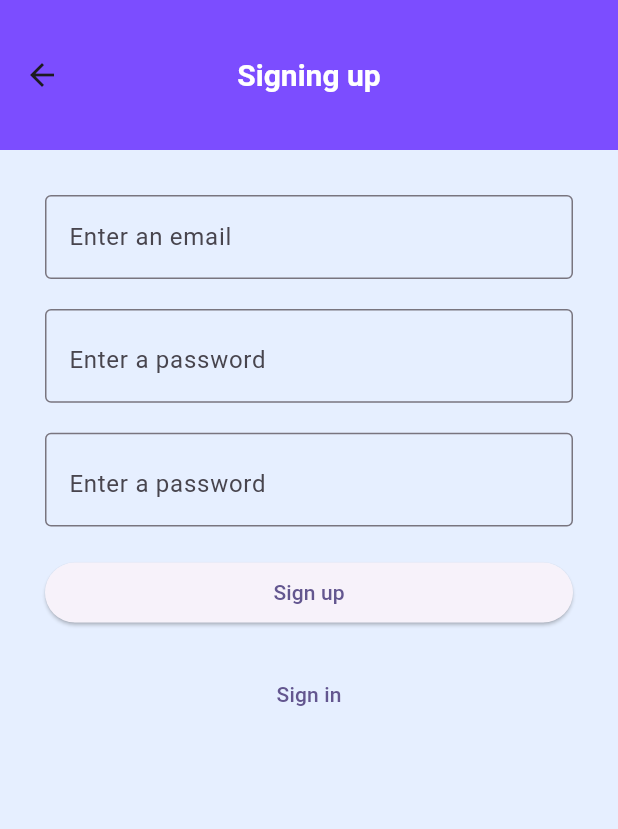
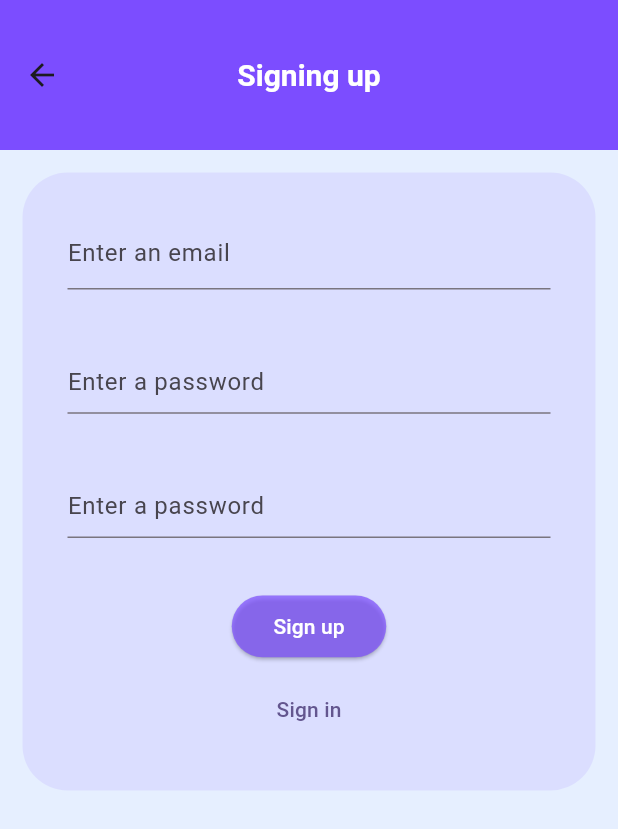
Before and after one commit to neekeetuh/cyberapp, a Flutter app: the SignupScreen screen opened by its route, on a phone screen of 412 x 824 dp. Shown: the top 829 px of the screen. Run offline on Flutter 3.47's test engine with Material 3 defaults, Android fonts, the light colour scheme and no system bars; our stand-ins replace auto_route, dio, email_validator, equatable, firebase_auth, firebase_core and 9 more; accounts and stored records are empty; generated files the repository leaves out were written again; network calls fail.

Commit message:
slightly changed the ui of the discussions, matches, account, login and signup screens

```diff
--- a/lib/features/auth/presentation/view/signup_screen.dart
+++ b/lib/features/auth/presentation/view/signup_screen.dart
@@ -1,6 +1,7 @@
 import 'package:auto_route/auto_route.dart';
 import 'package:cyberapp/features/auth/presentation/data/data.dart';
 import 'package:cyberapp/ui/services/services.dart';
+import 'package:cyberapp/ui/ui.dart';
 import 'package:email_validator/email_validator.dart';
 import 'package:firebase_auth/firebase_auth.dart';
 import 'package:flutter/material.dart';
@@ -22,11 +23,17 @@ class SignupScreen extends HookConsumerWidget {
       appBar: AppBar(
         title: const Text('Signing up'),
       ),
-      body: Padding(
+      body: Container(
+        decoration: BoxDecoration(
+            color: primaryColor.withOpacity(0.1),
+            borderRadius: BorderRadius.circular(30)),
+        margin: const EdgeInsets.all(15),
+        height: MediaQuery.of(context).size.height / 2,
         padding: const EdgeInsets.all(30),
         child: Form(
           key: formKey,
           child: Column(
+            mainAxisAlignment: MainAxisAlignment.spaceBetween,
             children: [
               TextFormField(
                 keyboardType: TextInputType.emailAddress,
@@ -37,7 +44,7 @@ class SignupScreen extends HookConsumerWidget {
                         ? 'Enter a correct email'
                         : null,
                 decoration: const InputDecoration(
-                  border: OutlineInputBorder(),
+                  border: UnderlineInputBorder(),
                   hintText: 'Enter an email',
                 ),
               ),
@@ -52,7 +59,7 @@ class SignupScreen extends HookConsumerWidget {
                     ? 'Enter a password with at least 6 symbols in it'
                     : null,
                 decoration: InputDecoration(
-                    border: const OutlineInputBorder(),
+                    border: const UnderlineInputBorder(),
                     hintText: 'Enter a password',
                     suffix: InkWell(
                       onTap: () {
@@ -77,7 +84,7 @@ class SignupScreen extends HookConsumerWidget {
                     ? 'Enter a password with at least 6 symbols in it'
                     : null,
                 decoration: InputDecoration(
-                    border: const OutlineInputBorder(),
+                    border: const UnderlineInputBorder(),
                     hintText: 'Enter a password',
                     suffix: InkWell(
                       onTap: () {
@@ -94,7 +101,7 @@ class SignupScreen extends HookConsumerWidget {
               const SizedBox(
                 height: 20,
               ),
-              ElevatedButton(
+              CustomizedButton(
                   onPressed: () async {
                     await signUp(
                       context,
@@ -105,12 +112,7 @@ class SignupScreen extends HookConsumerWidget {
                     );
                     ref.invalidate(currentUserProvider);
                   },
-                  child: const Center(
-                    child: Text('Sign up'),
-                  )),
-              const SizedBox(
-                height: 20,
-              ),
+                  text: 'Sign up'),
               TextButton(
                   onPressed: () {
                     AutoRouter.of(context).popUntilRoot();
--- /dev/null
+++ b/lib/features/discussions/presentation/widgets/widgets.dart
@@ -0,0 +1,2 @@
+//GENERATED BARREL FILE
+export 'discussion_card.dart';
--- a/lib/features/matches/presentation/matches_list/widgets/widgets.dart
+++ b/lib/features/matches/presentation/matches_list/widgets/widgets.dart
@@ -1,6 +1,7 @@
 //GENERATED BARREL FILE
 export 'live_match_mini_card.dart';
 export 'live_matches_grid.dart';
+export 'live_repeating_indicator.dart';
 export 'match_result_mini_card.dart';
 export 'match_results_mini_cards.dart';
 export 'upcoming_match_mini_card.dart';
--- /dev/null
+++ b/lib/ui/widgets/customized_button.dart
@@ -0,0 +1,37 @@
+import 'package:cyberapp/ui/ui.dart';
+import 'package:flutter/material.dart';
+
+class CustomizedButton extends StatelessWidget {
+  CustomizedButton(
+      {super.key,
+        required void Function() onPressed,
+        Color textColor = Colors.white,
+        Color? backgroundColor, required this.text})
+      : _textColor = textColor,
+        _onPressed = onPressed,
+        _backgroundColor = backgroundColor ?? primaryColor.withOpacity(0.7);
+
+  final VoidCallback _onPressed;
+
+  final Color _textColor;
+  final Color _backgroundColor;
+
+  final String text;
+
+  @override
+  Widget build(BuildContext context) {
+    final screenSize = MediaQuery.of(context).size;
+    return ElevatedButton(
+      onPressed: _onPressed,
+      style: ButtonStyle(
+        fixedSize: WidgetStatePropertyAll<Size>(
+            Size(screenSize.width / 4, screenSize.height / 20)),
+        foregroundColor: WidgetStatePropertyAll<Color>(_textColor),
+        backgroundColor: WidgetStatePropertyAll<Color>(_backgroundColor),
+      ),
+      child: Center(
+        child: Text(text),
+      ),
+    );
+  }
+}
--- a/lib/ui/widgets/widgets.dart
+++ b/lib/ui/widgets/widgets.dart
@@ -1,3 +1,4 @@
 //GENERATED BARREL FILE
+export 'customized_button.dart';
 export 'image_template.dart';
 export 'search_button.dart';
--- a/pubspec.yaml
+++ b/pubspec.yaml
@@ -44,7 +44,7 @@ dependencies:
   retrofit: ^4.1.0
   json_annotation: ^4.9.0
   url_launcher: ^6.3.0
-  hooks_riverpod: ^2.5.1
+  hooks_riverpod: ^2.5.2
   flutter_hooks: ^0.20.5
   riverpod_annotation: ^2.3.5
   flutter_riverpod: ^2.5.1
```
Also changed, not shown: lib/features/auth/presentation/view/account_screen.dart (+32 -9 lines), lib/features/auth/presentation/view/login_screen.dart (+23 -18 lines), lib/features/discussions/presentation/view/discussions_screen.dart (+32 -31 lines), lib/features/discussions/presentation/widgets/discussion_card.dart (added, +39 -0 lines), lib/features/matches/presentation/matches_list/view/matches_screen.dart (+10 -2 lines), lib/features/matches/presentation/matches_list/widgets/live_repeating_indicator.dart (added, +54 -0 lines), pubspec.lock.
